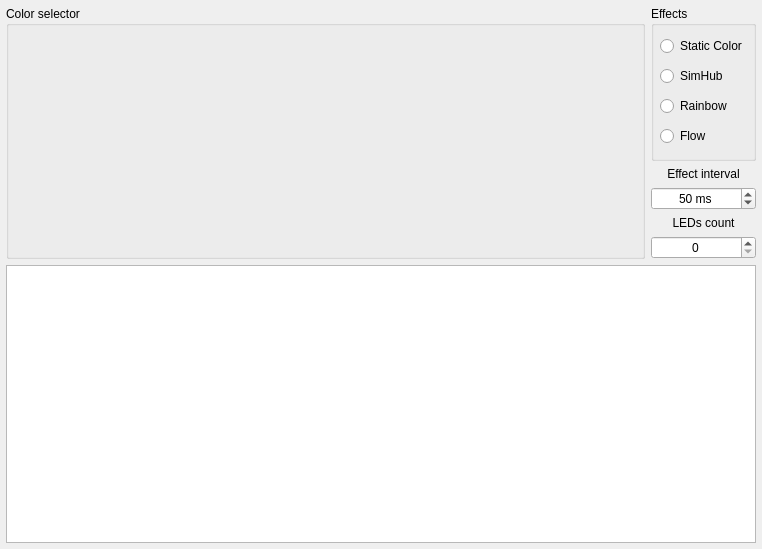
Above: src/widgets/led_rgb/ledrgbconfig.ui from FreeJoy-Team/FreeJoyConfiguratorQt before the change. Below: the same form after it.
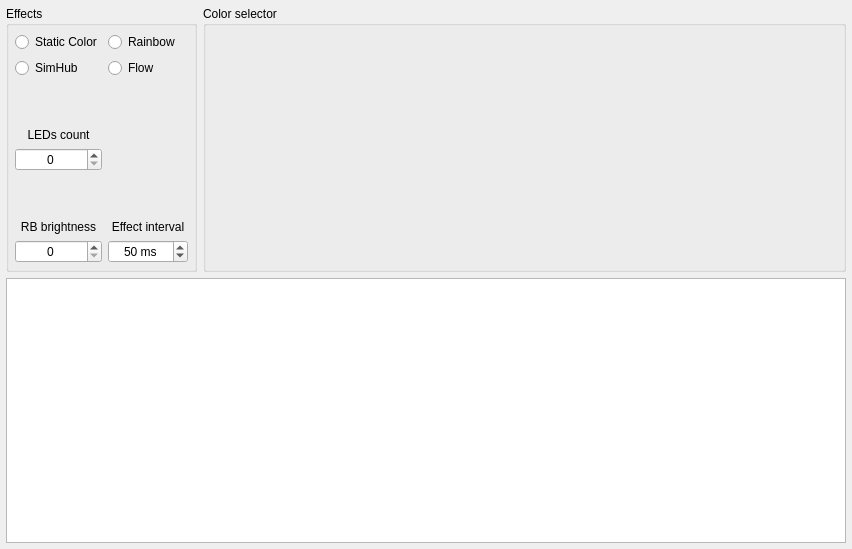
That is the form after the change.

Patch:
```diff
--- a/src/widgets/led_rgb/ledrgbconfig.ui
+++ b/src/widgets/led_rgb/ledrgbconfig.ui
@@ -6,14 +6,14 @@
    <rect>
     <x>0</x>
     <y>0</y>
-    <width>762</width>
+    <width>852</width>
     <height>549</height>
    </rect>
   </property>
   <property name="windowTitle">
    <string>Form</string>
   </property>
-  <layout class="QGridLayout" name="gridLayout" rowstretch="5,0,0,9" columnstretch="99,0">
+  <layout class="QGridLayout" name="gridLayout" rowstretch="1,1" columnstretch="0,1,0">
    <property name="leftMargin">
     <number>6</number>
    </property>
@@ -26,77 +26,7 @@
    <property name="bottomMargin">
     <number>6</number>
    </property>
-   <item row="0" column="1">
-    <widget class="QGroupBox" name="groupBox_effects">
-     <property name="title">
-      <string>Effects</string>
-     </property>
-     <layout class="QGridLayout" name="gridLayout_2">
-      <property name="leftMargin">
-       <number>6</number>
-      </property>
-      <property name="topMargin">
-       <number>6</number>
-      </property>
-      <property name="rightMargin">
-       <number>6</number>
-      </property>
-      <property name="bottomMargin">
-       <number>6</number>
-      </property>
-      <item row="0" column="0">
-       <widget class="QRadioButton" name="radioButton_staticColor">
-        <property name="text">
-         <string>Static Color</string>
-        </property>
-       </widget>
-      </item>
-      <item row="2" column="0">
-       <widget class="QRadioButton" name="radioButton_rainbow">
-        <property name="text">
-         <string>Rainbow</string>
-        </property>
-       </widget>
-      </item>
-      <item row="1" column="0">
-       <widget class="QRadioButton" name="radioButton_simHub">
-        <property name="text">
-         <string>SimHub</string>
-        </property>
-       </widget>
-      </item>
-      <item row="3" column="0">
-       <widget class="QRadioButton" name="radioButton_flow">
-        <property name="text">
-         <string>Flow</string>
-        </property>
-       </widget>
-      </item>
-     </layout>
-    </widget>
-   </item>
-   <item row="0" column="0" rowspan="3">
-    <widget class="QGroupBox" name="groupBox">
-     <property name="title">
-      <string>Color selector</string>
-     </property>
-     <layout class="QHBoxLayout" name="horizontalLayout_Colors">
-      <property name="leftMargin">
-       <number>6</number>
-      </property>
-      <property name="topMargin">
-       <number>6</number>
-      </property>
-      <property name="rightMargin">
-       <number>6</number>
-      </property>
-      <property name="bottomMargin">
-       <number>6</number>
-      </property>
-     </layout>
-    </widget>
-   </item>
-   <item row="3" column="0" colspan="2">
+   <item row="1" column="0" colspan="2">
     <widget class="QListWidget" name="listWidget_leds">
      <property name="dragDropMode">
       <enum>QAbstractItemView::NoDragDrop</enum>
@@ -118,19 +48,65 @@
      </property>
     </widget>
    </item>
-   <item row="2" column="1">
-    <layout class="QGridLayout" name="gridLayout_3">
      <item row="0" column="0">
+    <widget class="QGroupBox" name="groupBox_effects">
+     <property name="title">
+      <string>Effects</string>
+     </property>
+     <layout class="QGridLayout" name="gridLayout_2">
+      <property name="leftMargin">
+       <number>6</number>
+      </property>
+      <property name="topMargin">
+       <number>6</number>
+      </property>
+      <property name="rightMargin">
+       <number>6</number>
+      </property>
+      <property name="bottomMargin">
+       <number>6</number>
+      </property>
+      <item row="1" column="0">
+       <widget class="QRadioButton" name="radioButton_simHub">
+        <property name="text">
+         <string>SimHub</string>
+        </property>
+       </widget>
+      </item>
+      <item row="0" column="0">
+       <widget class="QRadioButton" name="radioButton_staticColor">
+        <property name="text">
+         <string>Static Color</string>
+        </property>
+       </widget>
+      </item>
+      <item row="0" column="1">
+       <widget class="QRadioButton" name="radioButton_rainbow">
+        <property name="text">
+         <string>Rainbow</string>
+        </property>
+       </widget>
+      </item>
+      <item row="1" column="1">
+       <widget class="QRadioButton" name="radioButton_flow">
+        <property name="text">
+         <string>Flow</string>
+        </property>
+       </widget>
+      </item>
+      <item row="2" column="0">
+       <layout class="QVBoxLayout" name="verticalLayout_3">
+        <item>
       <widget class="QLabel" name="label">
        <property name="text">
         <string>LEDs count</string>
        </property>
        <property name="alignment">
-        <set>Qt::AlignCenter</set>
+           <set>Qt::AlignBottom|Qt::AlignHCenter</set>
        </property>
       </widget>
      </item>
-     <item row="1" column="0">
+        <item>
       <widget class="QSpinBox" name="spinBox_ledsCount">
        <property name="sizePolicy">
         <sizepolicy hsizetype="Minimum" vsizetype="Fixed">
@@ -148,7 +124,43 @@
      </item>
     </layout>
    </item>
-   <item row="1" column="1">
+      <item row="3" column="0">
+       <layout class="QVBoxLayout" name="verticalLayout_2">
+        <property name="leftMargin">
+         <number>0</number>
+        </property>
+        <property name="topMargin">
+         <number>0</number>
+        </property>
+        <item>
+         <widget class="QLabel" name="label_RBBrightness">
+          <property name="text">
+           <string>RB brightness</string>
+          </property>
+          <property name="alignment">
+           <set>Qt::AlignBottom|Qt::AlignHCenter</set>
+          </property>
+         </widget>
+        </item>
+        <item>
+         <widget class="QSpinBox" name="spinBox_RBBrightness">
+          <property name="toolTip">
+           <string>&lt;html&gt;&lt;head/&gt;&lt;body&gt;&lt;p&gt;Rainbow effect brightness&lt;/p&gt;&lt;/body&gt;&lt;/html&gt;</string>
+          </property>
+          <property name="alignment">
+           <set>Qt::AlignCenter</set>
+          </property>
+          <property name="suffix">
+           <string/>
+          </property>
+          <property name="maximum">
+           <number>255</number>
+          </property>
+         </widget>
+        </item>
+       </layout>
+      </item>
+      <item row="3" column="1">
     <layout class="QVBoxLayout" name="verticalLayout_delay">
      <property name="topMargin">
       <number>0</number>
@@ -162,7 +174,7 @@
         <string>Effect interval</string>
        </property>
        <property name="alignment">
-        <set>Qt::AlignCenter</set>
+           <set>Qt::AlignBottom|Qt::AlignHCenter</set>
        </property>
       </widget>
      </item>
@@ -186,6 +198,30 @@
       </widget>
      </item>
     </layout>
+      </item>
+     </layout>
+    </widget>
+   </item>
+   <item row="0" column="1">
+    <widget class="QGroupBox" name="groupBox">
+     <property name="title">
+      <string>Color selector</string>
+     </property>
+     <layout class="QHBoxLayout" name="horizontalLayout_Colors">
+      <property name="leftMargin">
+       <number>6</number>
+      </property>
+      <property name="topMargin">
+       <number>6</number>
+      </property>
+      <property name="rightMargin">
+       <number>6</number>
+      </property>
+      <property name="bottomMargin">
+       <number>6</number>
+      </property>
+     </layout>
+    </widget>
    </item>
   </layout>
  </widget>
```
Lines whose indentation alone changed are shown as unchanged.
